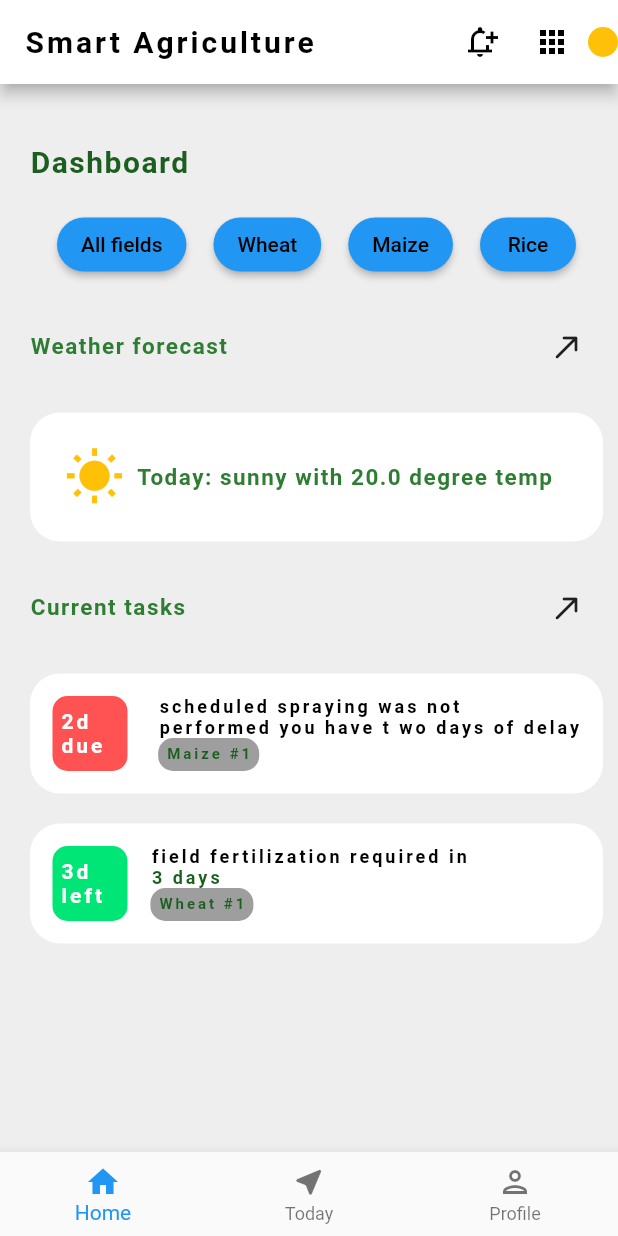
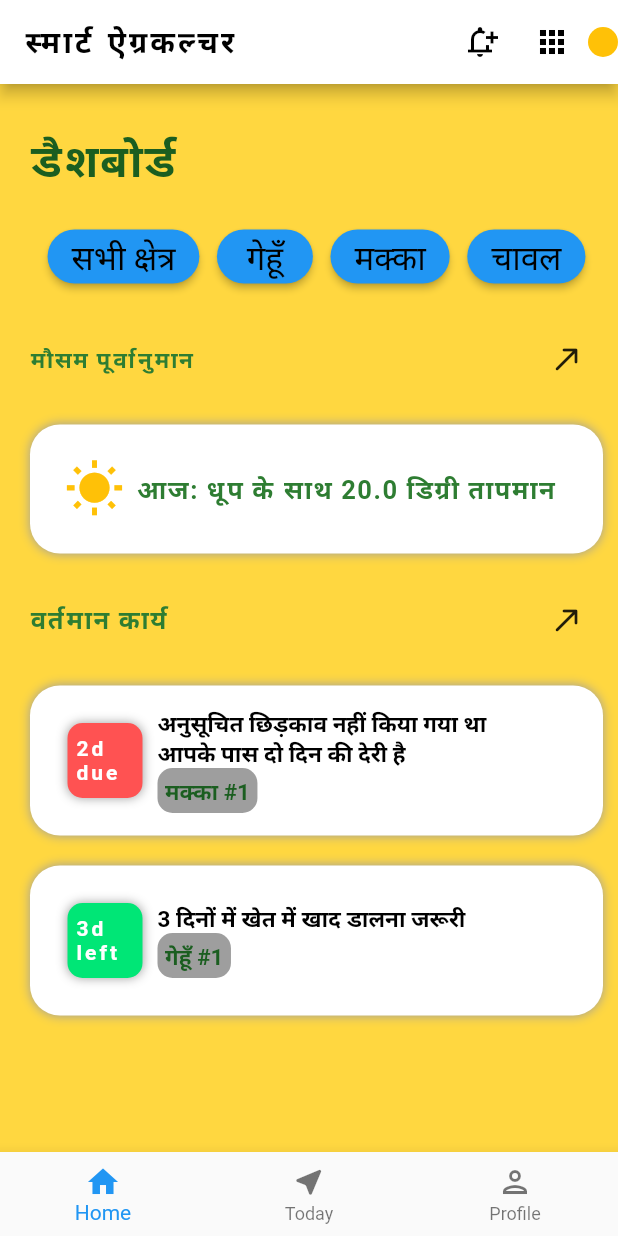
Before and after one commit to ManiRajGupta/SmartAgriculture, a Flutter app: the screen it shows after launch, on a phone screen of 412 x 824 dp. Run offline on Flutter 3.47's test engine with Material 2 defaults, Android fonts, the phone set to English and light mode, and no system bars; missing offline and left inert: mqtt_client; Roboto replaces fonts that are missing (Hind).

Commit message:
Change styling and language (hindi)

```diff
--- a/flutter_app/lib/main.dart
+++ b/flutter_app/lib/main.dart
@@ -3,11 +3,10 @@ import 'package:mqtt_client/mqtt_client.dart';
 import 'package:mqtt_client/mqtt_server_client.dart';
 
 
-void main() {
-  runApp(const MaterialApp(
-    home: Home(),
-  ));
-}
+void main() => runApp(const MaterialApp(
+  debugShowCheckedModeBanner: false,
+  home: Home(),
+));
 
 class Home extends StatefulWidget {
   const Home({Key? key}) : super(key: key);
@@ -98,15 +97,16 @@ class _HomeState extends State<Home> {
   @override
   Widget build(BuildContext context) {
     return Scaffold(
-      backgroundColor: Colors.grey[200],
+      backgroundColor: Colors.amberAccent,
       appBar: AppBar(
         backgroundColor: Colors.white,
         title: const Text(
-          "Smart Agriculture",
+          "स्मार्ट ऐग्रकल्चर ",
           style: TextStyle(
               color: Colors.black,
               fontWeight: FontWeight.bold,
               letterSpacing: 2.0,
+            fontFamily: 'Hind',
           ),
         ),
         actions: [
@@ -123,13 +123,13 @@ class _HomeState extends State<Home> {
         crossAxisAlignment: CrossAxisAlignment.start,
         children: [
           Padding(
-            padding: const EdgeInsets.fromLTRB(20.0,40.0 , 10.0, 10.0),
+            padding: const EdgeInsets.fromLTRB(20.0,30.0 , 10.0, 10.0),
             child: Text(
 
-              "Dashboard",
+              "डैशबोर्ड",
               style: TextStyle(
                 color: Colors.green[900],
-                fontSize: 20.0,
+                fontSize: 30.0,
                 fontWeight: FontWeight.bold,
                 letterSpacing: 1.0,
               ),
@@ -143,25 +143,25 @@ class _HomeState extends State<Home> {
               children: [
                   ElevatedButton(
                       onPressed: () {},
-                      child: const Text("All fields",style: TextStyle(color: Colors.black),),
+                      child: const Text("सभी क्षेत्र",style: TextStyle(color: Colors.black,fontSize: 22.0),),
                     style: ElevatedButton.styleFrom(shape: const StadiumBorder(),),
 
                   ),
                 ElevatedButton(
                   onPressed: () {},
-                  child: const Text("Wheat",style: TextStyle(color: Colors.black),),
+                  child: const Text("गेहूँ",style: TextStyle(color: Colors.black,fontSize: 22.0),),
                   style: ElevatedButton.styleFrom(shape: const StadiumBorder(),),
 
                 ),
                 ElevatedButton(
                   onPressed: () {},
-                  child: const Text("Maize",style: TextStyle(color: Colors.black),),
+                  child: const Text("मक्का",style: TextStyle(color: Colors.black,fontSize: 22.0),),
                   style: ElevatedButton.styleFrom(shape: const StadiumBorder(),),
 
                 ),
                 ElevatedButton(
                   onPressed: () {},
-                  child: const Text("Rice",style: TextStyle(color: Colors.black),),
+                  child: const Text("चावल",style: TextStyle(color: Colors.black,fontSize: 22.0),),
                   style: ElevatedButton.styleFrom(shape: const StadiumBorder(),),
 
                 ),
@@ -174,7 +174,7 @@ class _HomeState extends State<Home> {
               mainAxisAlignment: MainAxisAlignment.spaceBetween,
               children: [
                 Text(
-                  "Weather forecast",
+                  "मौसम पूर्वानुमान",
                   style: TextStyle(
                     color: Colors.green[800],
                     fontSize: 15.0,
@@ -192,7 +192,8 @@ class _HomeState extends State<Home> {
               padding: const EdgeInsets.all(15.0),
               decoration: const BoxDecoration(
                 color: Colors.white,
-                  borderRadius: BorderRadius.all(Radius.circular(20))
+                  borderRadius: BorderRadius.all(Radius.circular(20)),
+                boxShadow: [BoxShadow(color: Colors.grey,blurRadius: 5.0)],
 
               ),
               child: Row(
@@ -205,10 +206,10 @@ class _HomeState extends State<Home> {
                     color: Colors.amber,
                   ),
                   Text(
-                    "Today: sunny with ${_temp.toStringAsFixed(1)} degree temp",
+                    "आज: धूप के साथ ${_temp.toStringAsFixed(1)} डिग्री तापमान",
                     style: TextStyle(
                       color: Colors.green[800],
-                      fontSize: 15.0,
+                      fontSize: 17.0,
                       fontWeight: FontWeight.bold,
                       letterSpacing: 1.0,
                     ),
@@ -224,10 +225,10 @@ class _HomeState extends State<Home> {
               mainAxisAlignment: MainAxisAlignment.spaceBetween,
               children: [
                 Text(
-                  "Current tasks",
+                  "वर्तमान कार्य",
                   style: TextStyle(
                     color: Colors.green[800],
-                    fontSize: 15.0,
+                    fontSize: 17.0,
                     fontWeight: FontWeight.bold,
                     letterSpacing: 1.0,
                   ),
@@ -242,20 +243,22 @@ class _HomeState extends State<Home> {
               padding: const EdgeInsets.all(15.0),
               decoration: const BoxDecoration(
                   color: Colors.white,
-                  borderRadius: BorderRadius.all(Radius.circular(20))
+                  borderRadius: BorderRadius.all(Radius.circular(20)),
+                  boxShadow: [BoxShadow(color: Colors.grey,blurRadius: 5.0)],
 
               ),
               child: Row(
-                mainAxisAlignment: MainAxisAlignment.spaceBetween,
+                mainAxisAlignment: MainAxisAlignment.start,
                 children:[
                   Container(
                     height: 50.0,
                   width: 50.0,
-                  margin: const EdgeInsets.all(0.0),
+                  margin: const EdgeInsets.all(10.0),
                     padding: const EdgeInsets.all(5.0),
                   decoration:BoxDecoration(
                     color: Colors.redAccent,
                     borderRadius: BorderRadius.circular(10),
+                    boxShadow: [BoxShadow(color: Colors.grey,blurRadius: 5.0)],
                   ),
                   child: const Center(child: Text("2d due",style: TextStyle(color: Colors.white,fontWeight: FontWeight.bold,letterSpacing: 2.0,),)),
                   ),
@@ -263,8 +266,8 @@ class _HomeState extends State<Home> {
                     crossAxisAlignment: CrossAxisAlignment.start,
                     mainAxisAlignment: MainAxisAlignment.start,
                     children: [
-                      const Text("scheduled spraying was not",style: TextStyle(color: Colors.black,fontWeight: FontWeight.bold,letterSpacing: 2.0,fontSize: 12.0)),
-                      const Text("performed you have t wo days of delay",style: TextStyle(color: Colors.black,fontWeight: FontWeight.bold,letterSpacing: 2.0,fontSize: 12.0)),
+                      const Text("अनुसूचित छिड़काव नहीं किया गया था",style: TextStyle(color: Colors.black,fontWeight: FontWeight.bold,fontSize: 15.0)),
+                      const Text("आपके पास दो दिन की देरी है",style: TextStyle(color: Colors.black,fontWeight: FontWeight.bold,fontSize: 15.0)),
                       Container(
                         padding: const EdgeInsets.all(5.0),
                         decoration: const BoxDecoration(
@@ -272,7 +275,7 @@ class _HomeState extends State<Home> {
                             borderRadius: BorderRadius.all(Radius.circular(10))
 
                         ),
-                        child: Text("Maize #1",style: TextStyle(color: Colors.green[900],fontWeight: FontWeight.bold,letterSpacing: 2.0,fontSize: 10.0),
+                        child: Text("मक्का #1",style: TextStyle(color: Colors.green[900],fontWeight: FontWeight.bold,fontSize: 15.0),
                       ),
                       ),
                     ],
@@ -288,20 +291,23 @@ class _HomeState extends State<Home> {
               padding: const EdgeInsets.all(15.0),
               decoration: const BoxDecoration(
                   color: Colors.white,
-                  borderRadius: BorderRadius.all(Radius.circular(20))
+                  borderRadius: BorderRadius.all(Radius.circular(20)),
+                boxShadow: [BoxShadow(color: Colors.grey,blurRadius: 5.0)],
 
               ),
               child: Row(
-                mainAxisAlignment: MainAxisAlignment.spaceBetween,
+                mainAxisAlignment: MainAxisAlignment.start,
+
                 children:[
                   Container(
                     height: 50.0,
                     width: 50.0,
-                    margin: const EdgeInsets.all(0.0),
+                    margin: const EdgeInsets.all(10.0),
                     padding: const EdgeInsets.all(5.0),
                     decoration:BoxDecoration(
                       color: Colors.greenAccent[400],
                       borderRadius: BorderRadius.circular(10),
+                      boxShadow: [BoxShadow(color: Colors.grey,blurRadius: 5.0)],
                     ),
                     child: const Center(child: Text("3d left",style: TextStyle(color: Colors.white,fontWeight: FontWeight.bold,letterSpacing: 2.0,),)),
                   ),
@@ -309,8 +315,8 @@ class _HomeState extends State<Home> {
                     crossAxisAlignment: CrossAxisAlignment.start,
                     mainAxisAlignment: MainAxisAlignment.start,
                     children: [
-                      const Text("field fertilization required in               ",style: TextStyle(color: Colors.black,fontWeight: FontWeight.bold,letterSpacing: 2.0,fontSize: 12.0)),
-                      Text("3 days",style: TextStyle(color: Colors.green[900],fontWeight: FontWeight.bold,letterSpacing: 2.0,fontSize: 12.0)),
+                      const Text("3 दिनों में खेत में खाद डालना जरूरी",style: TextStyle(color: Colors.black,fontWeight: FontWeight.bold,fontSize: 15.0)),
+                      // Text("3 days",style: TextStyle(color: Colors.green[900],fontWeight: FontWeight.bold,letterSpacing: 2.0,fontSize: 12.0)),
                       Container(
                         padding: const EdgeInsets.all(5.0),
                         decoration: const BoxDecoration(
@@ -318,7 +324,7 @@ class _HomeState extends State<Home> {
                             borderRadius: BorderRadius.all(Radius.circular(10))
 
                         ),
-                        child: Text("Wheat #1",style: TextStyle(color: Colors.green[900],fontWeight: FontWeight.bold,letterSpacing: 2.0,fontSize: 10.0),
+                        child: Text("गेहूँ #1",style: TextStyle(color: Colors.green[900],fontWeight: FontWeight.bold,fontSize: 15.0),
                         ),
                       ),
                     ],
```
